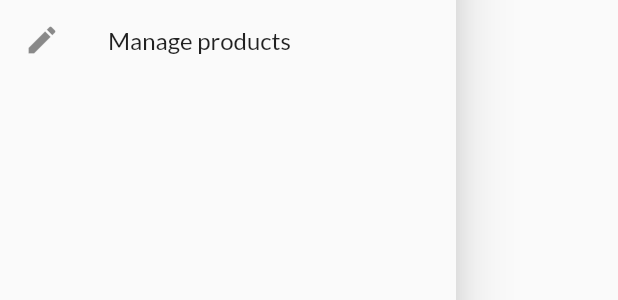
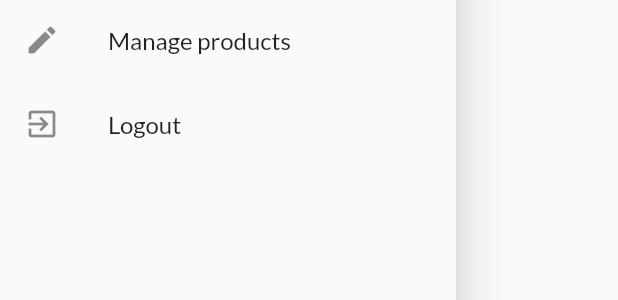
Before and after one commit to mt26691/learning-flutter, a Flutter app: the AppDrawer widget shown alone on an empty page, opened directly, on a phone screen of 412 x 824 dp. Shown: the part 278-578 px from the top of the screen. Run offline on Flutter 3.47's test engine with Material 2 defaults, Android fonts, the phone set to English and light mode, and no system bars; network calls fail.

Commit message:
logout button in app drawer

```diff
--- a/lib/widgets/app_drawer.dart
+++ b/lib/widgets/app_drawer.dart
@@ -1,6 +1,8 @@
 import 'package:flutter/material.dart';
+import 'package:learn_flutter/providers/auth.dart';
 import 'package:learn_flutter/screens/orders_screen.dart';
 import 'package:learn_flutter/screens/user_products_screen.dart';
+import 'package:provider/provider.dart';
 
 class AppDrawer extends StatelessWidget {
   @override
@@ -36,6 +38,14 @@ class AppDrawer extends StatelessWidget {
                   .pushReplacementNamed(UserProductsScreen.routeName);
             },
           ),
+          ListTile(
+            leading: Icon(Icons.exit_to_app),
+            title: Text('Logout'),
+            onTap: () {
+              Navigator.of(context).pop();
+              Provider.of<Auth>(context, listen: false).logout();
+            },
+          ),
         ],
       ),
     );
```
Also changed, not shown: lib/providers/auth.dart (+7 -0 lines).
